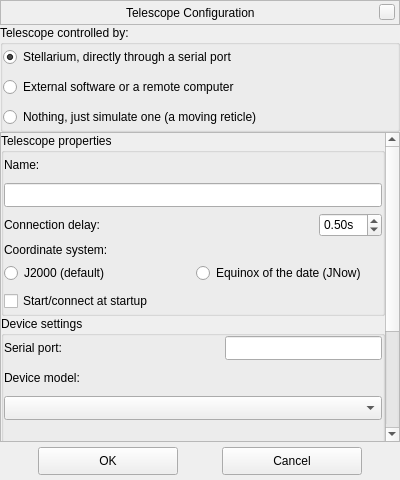
The window that plugins/TelescopeControl/src/gui/telescopePropertiesWindow.ui (AlBannaTechno/stellarium) describes before a commit, drawn with Qt 5.
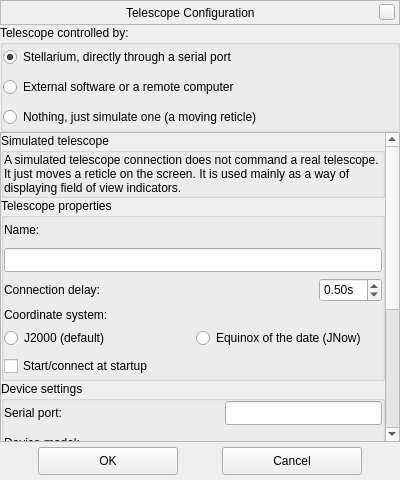
The same window after the commit. Custom widgets are drawn as their Qt base class.

Commit message: TelescopeControl: virtual telescopes are now handled as a special case

Patch:
```diff
--- a/plugins/TelescopeControl/src/gui/telescopePropertiesWindow.ui
+++ b/plugins/TelescopeControl/src/gui/telescopePropertiesWindow.ui
@@ -230,7 +230,7 @@
         <x>0</x>
         <y>0</y>
         <width>381</width>
-        <height>424</height>
+        <height>476</height>
        </rect>
       </property>
       <layout class="QVBoxLayout" name="verticalLayoutScrollArea">
@@ -240,6 +240,31 @@
        <property name="margin">
         <number>0</number>
        </property>
+       <item>
+        <widget class="QGroupBox" name="groupBoxVirtualTelescope">
+         <property name="title">
+          <string>Simulated telescope</string>
+         </property>
+         <layout class="QVBoxLayout" name="verticalLayoutVirtualTelescope">
+          <property name="spacing">
+           <number>0</number>
+          </property>
+          <property name="margin">
+           <number>0</number>
+          </property>
+          <item>
+           <widget class="QLabel" name="label">
+            <property name="text">
+             <string>A simulated telescope connection does not command a real telescope. It just moves a reticle on the screen. It is used mainly as a way of displaying field of view indicators.</string>
+            </property>
+            <property name="wordWrap">
+             <bool>true</bool>
+            </property>
+           </widget>
+          </item>
+         </layout>
+        </widget>
+       </item>
        <item>
         <widget class="QGroupBox" name="groupBoxTelescopeProperties">
          <property name="title">
@@ -288,7 +313,11 @@
            </widget>
           </item>
           <item>
+           <widget class="QFrame" name="frameDelay">
            <layout class="QHBoxLayout" name="horizontalLayoutDelay">
+             <property name="margin">
+              <number>0</number>
+             </property>
             <item>
              <widget class="QLabel" name="labelConnectionDelay">
               <property name="sizePolicy">
@@ -347,6 +376,7 @@
              </widget>
             </item>
            </layout>
+           </widget>
           </item>
           <item>
            <widget class="QLabel" name="labelEquinox">
```
Lines whose indentation alone changed are shown as unchanged. The commit also changes 5 other files.
